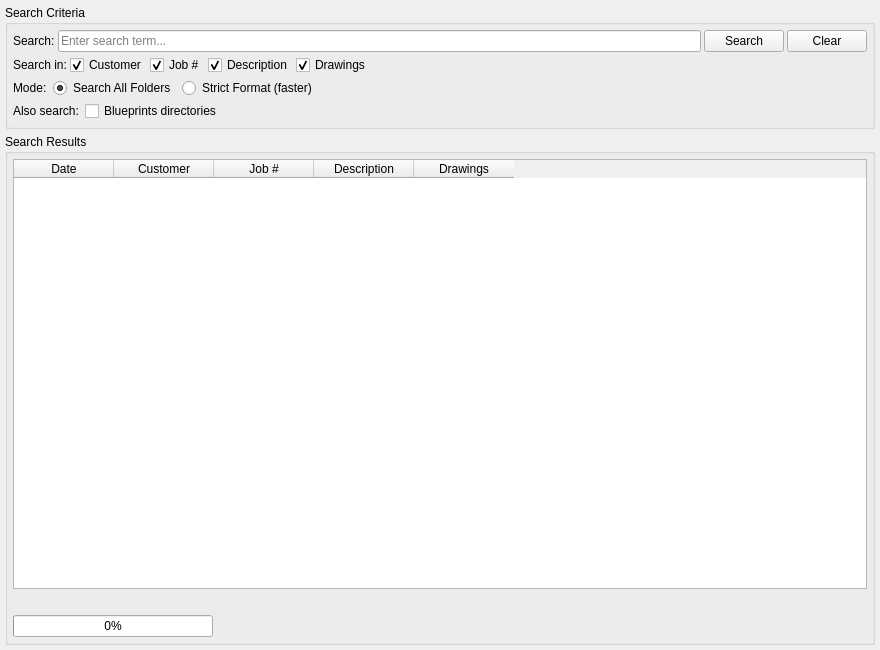
i-machine-things/JobDocs, file modules/search/ui/search_tab.ui: the form before one commit.
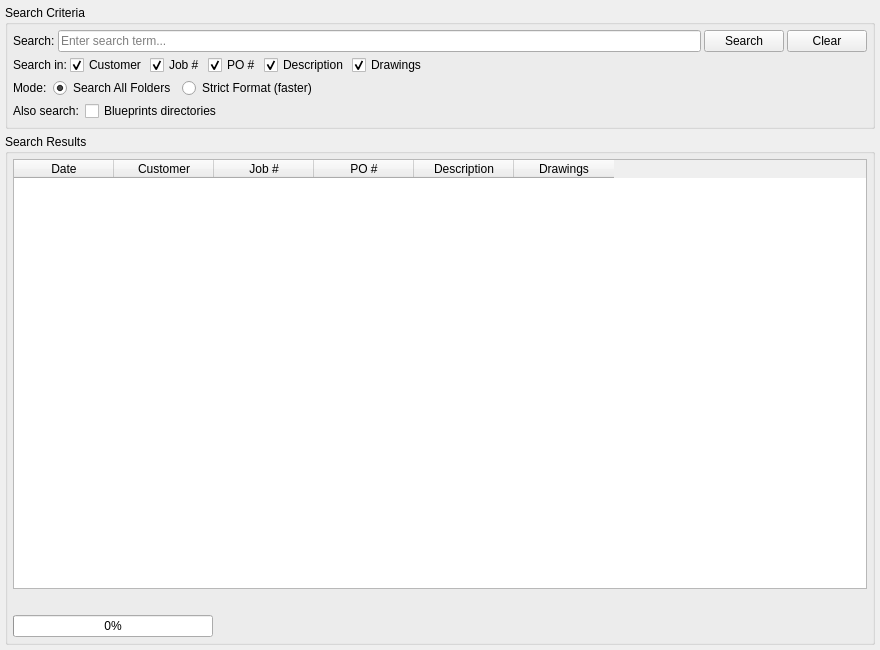
The form after the commit.

```diff
--- a/modules/search/ui/search_tab.ui
+++ b/modules/search/ui/search_tab.ui
@@ -108,6 +108,16 @@
           </property>
          </widget>
         </item>
+        <item>
+         <widget class="QCheckBox" name="search_po_check">
+          <property name="text">
+           <string>PO #</string>
+          </property>
+          <property name="checked">
+           <bool>true</bool>
+          </property>
+         </widget>
+        </item>
         <item>
          <widget class="QCheckBox" name="search_desc_check">
           <property name="text">
@@ -287,6 +297,11 @@
           <string>Job #</string>
          </property>
         </column>
+        <column>
+         <property name="text">
+          <string>PO #</string>
+         </property>
+        </column>
         <column>
          <property name="text">
           <string>Description</string>
```
